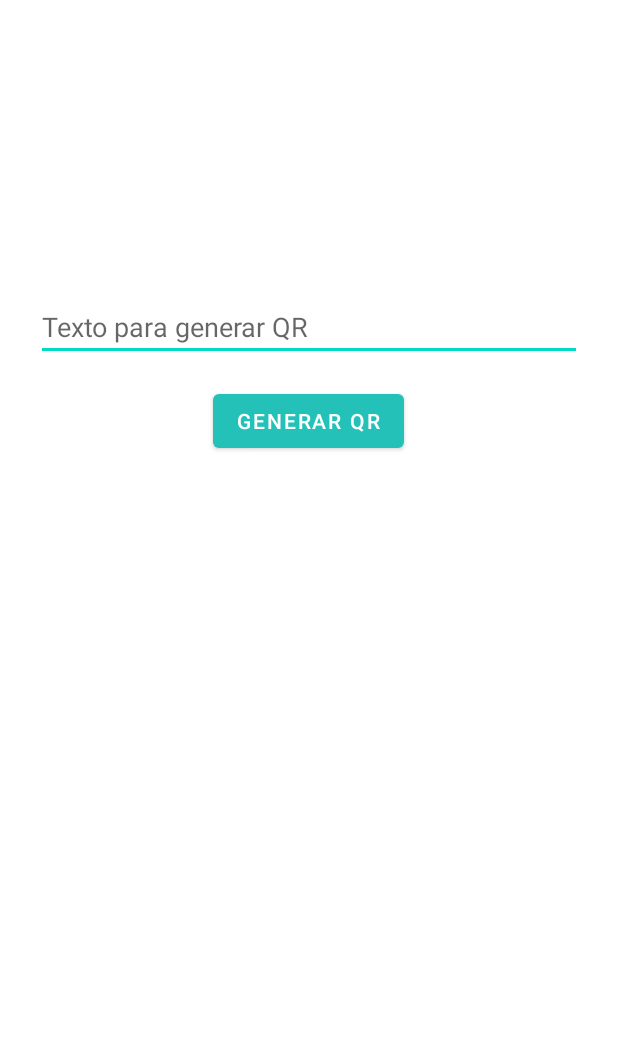
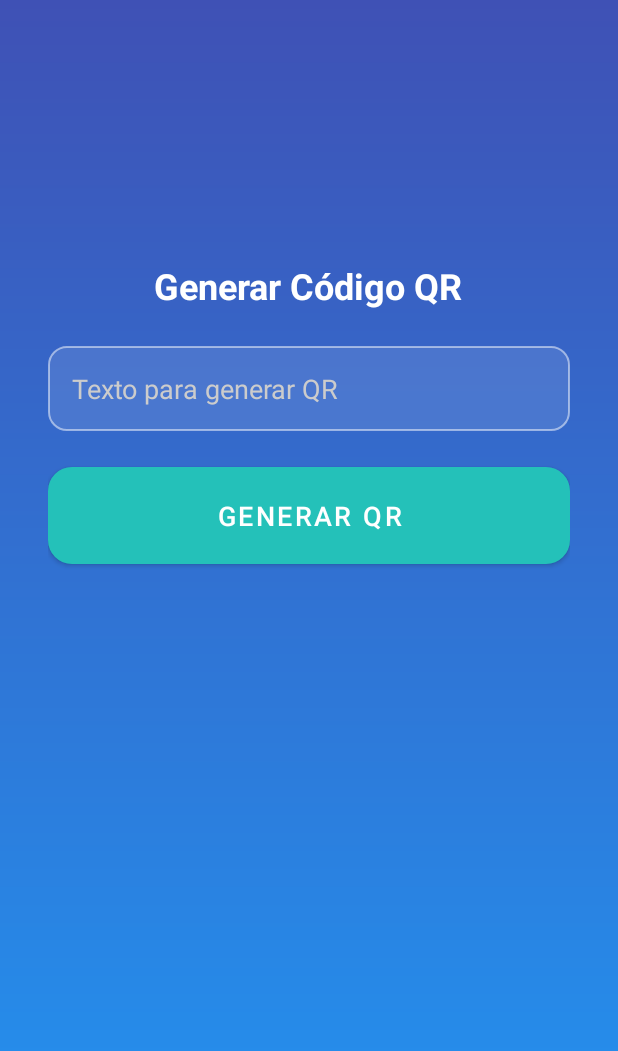
Before and after one commit to hugoo0605/BugBusters, an Android app built with Jetpack Compose: the GenerarQRActivity screen opened directly, with no data from a screen before it, on a phone screen of 412 x 824 dp. Shown: the top 1051 px of the screen. Run offline under Robolectric (Android 15) with nearby library versions, the phone set to English and light mode, and no system bars.

Commit message:
Cambios estetico y funcioanles

```diff
--- a/app/src/main/java/com/bugbusters/staff/activities/DetallePedidoActivity.kt
+++ b/app/src/main/java/com/bugbusters/staff/activities/DetallePedidoActivity.kt
@@ -35,8 +35,8 @@ class DetallePedidoActivity : AppCompatActivity() {
         }
 
         val retrofit = Retrofit.Builder()
-//            .baseUrl("http://10.0.2.2:8080/api/")
-            .baseUrl("https://bugbustersspring.onrender.com/api/")
+            .baseUrl("http://10.0.2.2:8080/api/")
+//            .baseUrl("https://bugbustersspring.onrender.com/api/")
             .addConverterFactory(GsonConverterFactory.create())
             .build()
 
--- a/app/src/main/java/com/bugbusters/staff/activities/LoginAcitivity.kt
+++ b/app/src/main/java/com/bugbusters/staff/activities/LoginAcitivity.kt
@@ -31,8 +31,8 @@ class LoginActivity : AppCompatActivity() {
 
         // Configurar Retrofit
         val retrofit = Retrofit.Builder()
-//            .baseUrl("http://10.0.2.2:8080/api/")
-            .baseUrl("https://bugbustersspring.onrender.com/api/")
+            .baseUrl("http://10.0.2.2:8080/api/")
+//            .baseUrl("https://bugbustersspring.onrender.com/api/")
             .addConverterFactory(GsonConverterFactory.create())
             .build()
 
--- a/app/src/main/java/com/bugbusters/staff/activities/PedidosActivosActivity.kt
+++ b/app/src/main/java/com/bugbusters/staff/activities/PedidosActivosActivity.kt
@@ -32,8 +32,8 @@ class PedidosActivosActivity : AppCompatActivity() {
 
         // Configurar Retrofit
         val retrofit = Retrofit.Builder()
-            //.baseUrl("http://10.0.2.2:8080/api/")
-            .baseUrl("https://bugbustersspring.onrender.com/api/")
+            .baseUrl("http://10.0.2.2:8080/api/")
+//            .baseUrl("https://bugbustersspring.onrender.com/api/")
             .addConverterFactory(GsonConverterFactory.create())
             .build()
 
--- /dev/null
+++ b/app/src/main/res/drawable/imageview_background.xml
@@ -0,0 +1,4 @@
+<?xml version="1.0" encoding="utf-8"?>
+<selector xmlns:android="http://schemas.android.com/apk/res/android">
+
+</selector>
--- a/app/src/main/res/layout/activity_generar_qr.xml
+++ b/app/src/main/res/layout/activity_generar_qr.xml
@@ -1,29 +1,43 @@
 <?xml version="1.0" encoding="utf-8"?>
 <LinearLayout xmlns:android="http://schemas.android.com/apk/res/android"
-    android:id="@+id/layout_generar_qr"
     android:layout_width="match_parent"
     android:layout_height="match_parent"
+    android:background="@drawable/background_gradient"
     android:gravity="center"
     android:orientation="vertical"
-    android:padding="24dp">
+    android:padding="32dp">
+
+    <TextView
+        android:layout_width="wrap_content"
+        android:layout_height="wrap_content"
+        android:text="Generar Código QR"
+        android:textSize="24sp"
+        android:textStyle="bold"
+        android:textColor="#FFFFFF"
+        android:layout_marginBottom="24dp" />
 
     <EditText
         android:id="@+id/editTextInput"
         android:layout_width="match_parent"
         android:layout_height="wrap_content"
-        android:hint="Texto para generar QR" />
+        android:hint="Texto para generar QR"
+        android:background="@drawable/edittext_background"
+        android:padding="16dp"
+        android:textColor="#FFFFFF"
+        android:textColorHint="#CCCCCC"
+        android:layout_marginBottom="24dp" />
 
     <Button
         android:id="@+id/btnGenerateQR"
-        android:layout_width="wrap_content"
-        android:layout_height="wrap_content"
-        android:layout_marginTop="16dp"
-        android:text="Generar QR" />
+        style="@style/FancyMenuButton"
+        android:text="Generar QR"
+        android:layout_marginBottom="24dp" />
 
     <ImageView
         android:id="@+id/qrImageView"
-        android:layout_width="300dp"
-        android:layout_height="300dp"
-        android:layout_marginTop="24dp"
-        android:contentDescription="Código QR generado" />
+        android:layout_width="250dp"
+        android:layout_height="250dp"
+        android:contentDescription="Código QR generado"
+        android:background="@drawable/imageview_background"
+        android:scaleType="fitCenter" />
 </LinearLayout>
--- a/app/src/main/res/values/styles.xml
+++ b/app/src/main/res/values/styles.xml
@@ -9,4 +9,5 @@
         <item name="android:textSize">18sp</item>
         <item name="android:paddingVertical">14dp</item>
     </style>
+
 </resources>
```
